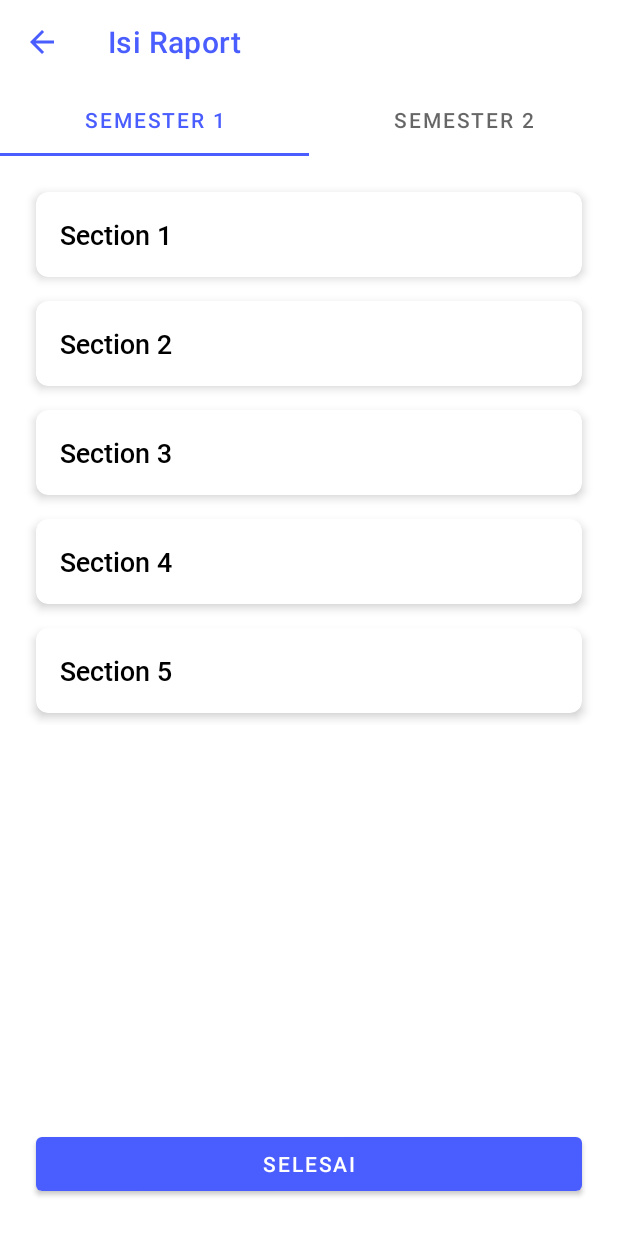
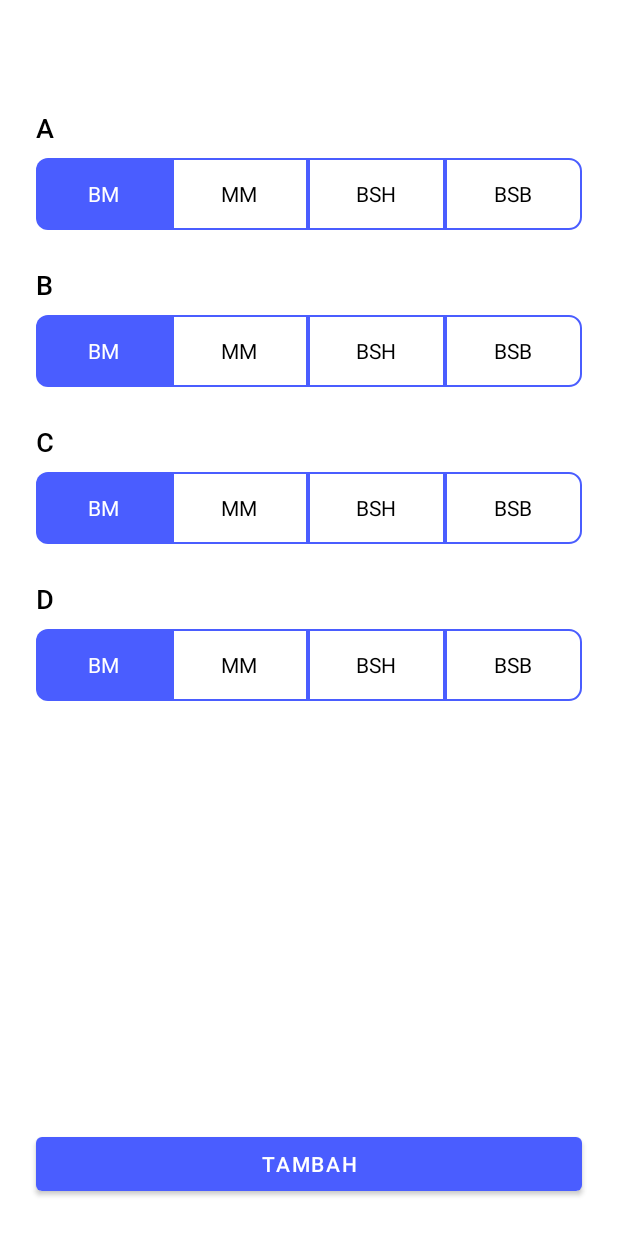
Before and after one commit to cvdigitalcreative/ferinda-app-guru, an Android app: the screen it shows after launch (RaportActivity before the commit, DetailRaportActivity after it), on a phone screen of 412 x 824 dp. Run offline under Robolectric (Android 15) with nearby library versions, the phone set to English and light mode, and no system bars.

Commit message:
Add layout detail raport

```diff
--- a/app/src/main/AndroidManifest.xml
+++ b/app/src/main/AndroidManifest.xml
@@ -11,14 +11,14 @@
         android:supportsRtl="true"
         android:theme="@style/AppTheme"
         tools:ignore="AllowBackup">
-        <activity android:name=".ui.home.tugas.raport.detail.DetailRaportActivity"></activity>
-        <activity android:name=".ui.home.tugas.raport.RaportActivity">
+        <activity android:name=".ui.home.tugas.raport.detail.DetailRaportActivity">
             <intent-filter>
                 <action android:name="android.intent.action.MAIN" />
 
                 <category android:name="android.intent.category.LAUNCHER" />
             </intent-filter>
         </activity>
+        <activity android:name=".ui.home.tugas.raport.RaportActivity" />
         <activity android:name=".ui.home.tugas.murid.TambahMuridActivity" />
         <activity android:name=".ui.home.tugas.TugasActivity" />
         <activity android:name=".ui.home.HomeActivity" />
--- /dev/null
+++ b/app/src/main/java/com/digitalcreative/appguru/adapter/RaportValueAdapter.kt
@@ -0,0 +1,34 @@
+package com.digitalcreative.appguru.adapter
+
+import android.view.LayoutInflater
+import android.view.View
+import android.view.ViewGroup
+import androidx.recyclerview.widget.RecyclerView
+import com.digitalcreative.appguru.R
+import com.digitalcreative.appguru.data.Question
+import kotlinx.android.synthetic.main.item_raport_value.view.*
+
+class RaportValueAdapter : RecyclerView.Adapter<RaportValueAdapter.ViewHolder>() {
+    var questions = listOf<Question>()
+
+    override fun onCreateViewHolder(parent: ViewGroup, viewType: Int): ViewHolder {
+        return ViewHolder(
+            LayoutInflater.from(parent.context).inflate(R.layout.item_raport_value, parent, false)
+        )
+    }
+
+    override fun getItemCount(): Int = questions.size
+
+    override fun onBindViewHolder(holder: ViewHolder, position: Int) {
+        val question = questions[position]
+        holder.bind(question)
+    }
+
+    class ViewHolder(itemView: View) : RecyclerView.ViewHolder(itemView) {
+        fun bind(question: Question) {
+            with(itemView) {
+                tv_value_name.text = question.name
+            }
+        }
+    }
+}
--- /dev/null
+++ b/app/src/main/java/com/digitalcreative/appguru/data/Question.kt
@@ -0,0 +1,5 @@
+package com.digitalcreative.appguru.data
+
+data class Question(
+    val name: String
+)
--- a/app/src/main/java/com/digitalcreative/appguru/ui/home/tugas/raport/detail/DetailRaportActivity.kt
+++ b/app/src/main/java/com/digitalcreative/appguru/ui/home/tugas/raport/detail/DetailRaportActivity.kt
@@ -2,11 +2,31 @@ package com.digitalcreative.appguru.ui.home.tugas.raport.detail
 
 import android.os.Bundle
 import androidx.appcompat.app.AppCompatActivity
+import androidx.recyclerview.widget.LinearLayoutManager
 import com.digitalcreative.appguru.R
+import com.digitalcreative.appguru.adapter.RaportValueAdapter
+import com.digitalcreative.appguru.data.Question
+import kotlinx.android.synthetic.main.activity_detail_raport.*
 
 class DetailRaportActivity : AppCompatActivity() {
     override fun onCreate(savedInstanceState: Bundle?) {
         super.onCreate(savedInstanceState)
         setContentView(R.layout.activity_detail_raport)
+
+        val listQuestion = listOf(
+            Question("A"),
+            Question("B"),
+            Question("C"),
+            Question("D")
+        )
+
+        val raportAdapter = RaportValueAdapter()
+        raportAdapter.questions = listQuestion
+
+        rv_raport_value.apply {
+            adapter = raportAdapter
+            layoutManager = LinearLayoutManager(this@DetailRaportActivity)
+            setHasFixedSize(true)
+        }
     }
 }
--- /dev/null
+++ b/app/src/main/res/drawable/radio_button_text_selector.xml
@@ -0,0 +1,5 @@
+<?xml version="1.0" encoding="utf-8"?>
+<selector xmlns:android="http://schemas.android.com/apk/res/android">
+    <item android:color="@android:color/white" android:state_checked="true" />
+    <item android:color="@android:color/black" android:state_checked="false" />
+</selector>
--- a/app/src/main/res/layout/activity_detail_raport.xml
+++ b/app/src/main/res/layout/activity_detail_raport.xml
@@ -1,8 +1,58 @@
 <?xml version="1.0" encoding="utf-8"?>
-<androidx.constraintlayout.widget.ConstraintLayout xmlns:android="http://schemas.android.com/apk/res/android"
+<androidx.core.widget.NestedScrollView xmlns:android="http://schemas.android.com/apk/res/android"
+    xmlns:app="http://schemas.android.com/apk/res-auto"
     xmlns:tools="http://schemas.android.com/tools"
     android:layout_width="match_parent"
     android:layout_height="match_parent"
-    tools:context=".ui.home.tugas.raport.detail.DetailRaportActivity">
+    android:fillViewport="true">
 
-</androidx.constraintlayout.widget.ConstraintLayout>
+    <androidx.constraintlayout.widget.ConstraintLayout
+        android:layout_width="match_parent"
+        android:layout_height="wrap_content"
+        tools:context=".ui.home.tugas.raport.detail.DetailRaportActivity">
+
+        <TextView
+            android:id="@+id/tv_raport_item"
+            android:layout_width="0dp"
+            android:layout_height="wrap_content"
+            android:layout_marginStart="24dp"
+            android:layout_marginTop="24dp"
+            android:layout_marginEnd="24dp"
+            android:fontFamily="@font/roboto_bold"
+            android:textColor="@android:color/black"
+            android:textSize="18sp"
+            app:layout_constraintEnd_toEndOf="parent"
+            app:layout_constraintStart_toStartOf="parent"
+            app:layout_constraintTop_toTopOf="parent"
+            tools:text="Bidang Pengembangan Nilai-Nilai Agama dan Moral" />
+
+        <androidx.recyclerview.widget.RecyclerView
+            android:id="@+id/rv_raport_value"
+            android:layout_width="0dp"
+            android:layout_height="wrap_content"
+            android:layout_marginTop="8dp"
+            android:overScrollMode="never"
+            app:layout_behavior="@string/appbar_scrolling_view_behavior"
+            app:layout_constraintEnd_toEndOf="parent"
+            app:layout_constraintStart_toStartOf="parent"
+            app:layout_constraintTop_toBottomOf="@+id/tv_raport_item"
+            tools:itemCount="3"
+            tools:listitem="@layout/item_raport_value" />
+
+        <Button
+            android:id="@+id/btn_add"
+            android:layout_width="0dp"
+            android:layout_height="wrap_content"
+            android:layout_marginStart="24dp"
+            android:layout_marginTop="32dp"
+            android:layout_marginEnd="24dp"
+            android:layout_marginBottom="24dp"
+            android:text="@string/tambah"
+            app:layout_constraintBottom_toBottomOf="parent"
+            app:layout_constraintEnd_toEndOf="parent"
+            app:layout_constraintStart_toStartOf="parent"
+            app:layout_constraintTop_toBottomOf="@+id/rv_raport_value"
+            app:layout_constraintVertical_bias="1.0" />
+
+    </androidx.constraintlayout.widget.ConstraintLayout>
+</androidx.core.widget.NestedScrollView>
--- /dev/null
+++ b/app/src/main/res/layout/item_raport_value.xml
@@ -0,0 +1,81 @@
+<?xml version="1.0" encoding="utf-8"?>
+<androidx.constraintlayout.widget.ConstraintLayout xmlns:android="http://schemas.android.com/apk/res/android"
+    xmlns:app="http://schemas.android.com/apk/res-auto"
+    xmlns:tools="http://schemas.android.com/tools"
+    android:layout_width="match_parent"
+    android:layout_height="wrap_content">
+
+    <TextView
+        android:id="@+id/tv_value_name"
+        android:layout_width="0dp"
+        android:layout_height="wrap_content"
+        android:layout_marginStart="24dp"
+        android:layout_marginTop="16dp"
+        android:layout_marginEnd="24dp"
+        android:fontFamily="@font/roboto_medium"
+        android:textColor="@android:color/black"
+        android:textSize="18sp"
+        app:layout_constraintEnd_toEndOf="parent"
+        app:layout_constraintStart_toStartOf="parent"
+        app:layout_constraintTop_toTopOf="parent"
+        tools:text="Menyanyikan lagu-lagu keagamaan yang sederhana" />
+
+    <RadioGroup
+        android:id="@+id/rg_choice"
+        android:layout_width="0dp"
+        android:layout_height="wrap_content"
+        android:layout_marginTop="8dp"
+        android:layout_marginBottom="8dp"
+        android:orientation="horizontal"
+        android:weightSum="1"
+        app:layout_constraintBottom_toBottomOf="parent"
+        app:layout_constraintEnd_toEndOf="@+id/tv_value_name"
+        app:layout_constraintStart_toStartOf="@+id/tv_value_name"
+        app:layout_constraintTop_toBottomOf="@+id/tv_value_name">
+
+        <RadioButton
+            android:id="@+id/rb_bm"
+            android:layout_width="wrap_content"
+            android:layout_height="wrap_content"
+            android:layout_weight=".25"
+            android:background="@drawable/radio_button_left_selector"
+            android:button="@android:color/transparent"
+            android:checked="true"
+            android:gravity="center"
+            android:text="@string/bm"
+            android:textColor="@drawable/radio_button_text_selector" />
+
+        <RadioButton
+            android:id="@+id/rb_mm"
+            android:layout_width="wrap_content"
+            android:layout_height="wrap_content"
+            android:layout_weight=".25"
+            android:background="@drawable/radio_button_center_selector"
+            android:button="@android:color/transparent"
+            android:gravity="center"
+            android:text="@string/mm"
+            android:textColor="@drawable/radio_button_text_selector" />
+
+        <RadioButton
+            android:id="@+id/rb_bsh"
+            android:layout_width="wrap_content"
+            android:layout_height="wrap_content"
+            android:layout_weight=".25"
+            android:background="@drawable/radio_button_center_selector"
+            android:button="@android:color/transparent"
+            android:gravity="center"
+            android:text="@string/bsh"
+            android:textColor="@drawable/radio_button_text_selector" />
+
+        <RadioButton
+            android:id="@+id/rb_bsb"
+            android:layout_width="wrap_content"
+            android:layout_height="wrap_content"
+            android:layout_weight=".25"
+            android:background="@drawable/radio_button_right_selector"
+            android:button="@android:color/transparent"
+            android:gravity="center"
+            android:text="@string/bsb"
+            android:textColor="@drawable/radio_button_text_selector" />
+    </RadioGroup>
+</androidx.constraintlayout.widget.ConstraintLayout>
--- a/app/src/main/res/values/strings.xml
+++ b/app/src/main/res/values/strings.xml
@@ -28,4 +28,5 @@
     <string name="mm">MM</string>
     <string name="bsh">BSH</string>
     <string name="bsb">BSB</string>
+    <string name="tambah">Tambah</string>
 </resources>
```
